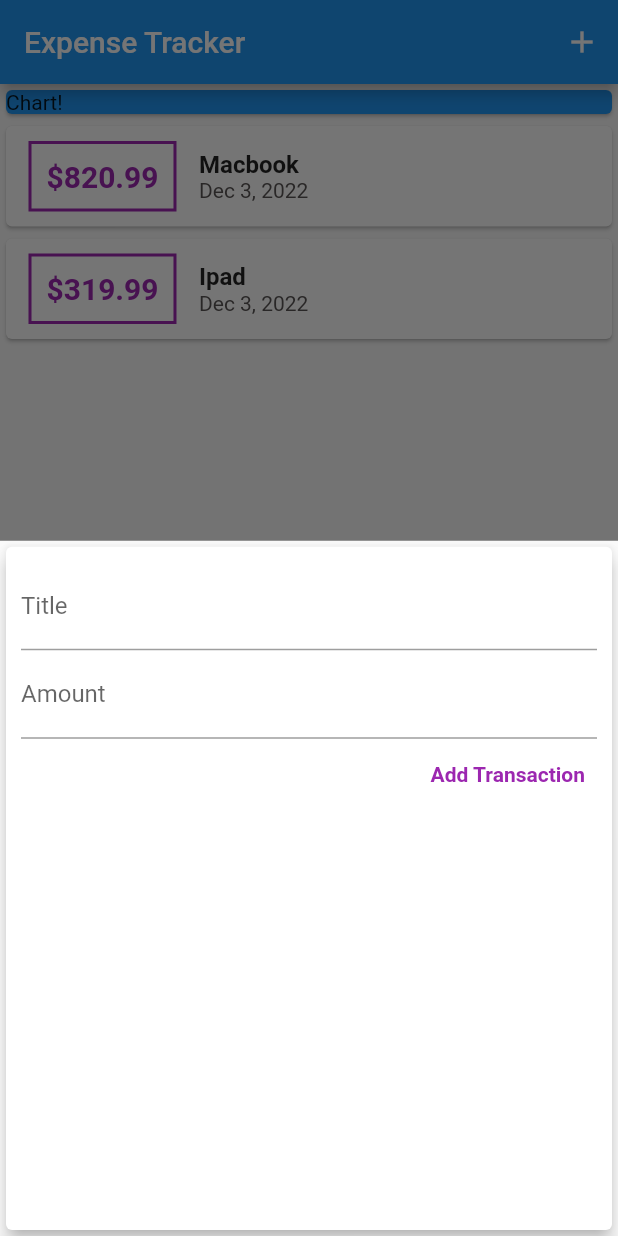
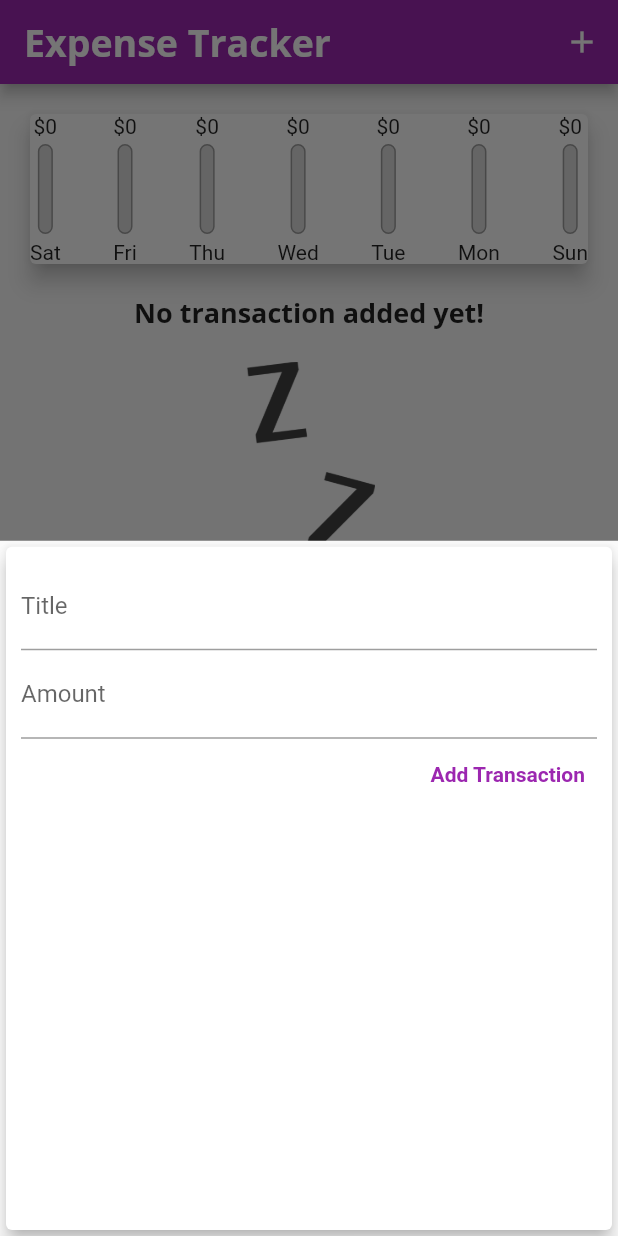
Before and after one commit to shawon-majid/Personal-Expense-Tracker, a Flutter app: the screen it shows after launch, after a tap on the "add" icon, on a phone screen of 412 x 824 dp. Run offline on Flutter 3.47's test engine with Material 2 defaults, Android fonts, the light colour scheme and no system bars.

Commit message:
added chart & chartbar

```diff
--- a/lib/main.dart
+++ b/lib/main.dart
@@ -1,4 +1,5 @@
 import 'package:flutter/material.dart';
+import './widgets/chart.dart';
 import './widgets/new_transaction.dart';
 import './widgets/transaction_list.dart';
 import './models/transaction.dart';
@@ -9,6 +10,32 @@
   @override
   Widget build(BuildContext context) {
     return MaterialApp(
+      theme: ThemeData(
+        // before it was:
+        // primarySwatch: Colors.purple,
+        // accentColor: Colors.amber,
+        // now it became the following
+        fontFamily: 'Quicksand',
+        textTheme: ThemeData.light().textTheme.copyWith(
+              titleLarge: TextStyle(
+                fontFamily: 'OpenSans',
+                fontWeight: FontWeight.bold,
+                fontSize: 18,
+              ),
+            ),
+        appBarTheme: AppBarTheme(
+          titleTextStyle: TextStyle(
+            fontFamily: 'OpenSans',
+            fontSize: 25,
+            fontWeight: FontWeight.bold,
+          ),
+        ),
+        colorScheme: ColorScheme.fromSwatch().copyWith(
+          primary: Colors.purple,
+          secondary: Colors.amber,
+        ),
+        // textTheme:
+      ),
       title: 'Expense Tracker',
       home: MyHomePage(),
     );
@@ -16,43 +43,53 @@
 }
 
 class MyHomePage extends StatefulWidget {
-
   @override
   State<MyHomePage> createState() => _MyHomePageState();
 }
 
 class _MyHomePageState extends State<MyHomePage> {
   final List<Transaction> _userTransactions = [
-    Transaction(
-      id: 't1',
-      title: 'Macbook',
-      amount: 820.99,
-      date: DateTime.now(),
-    ),
-    Transaction(
-      id: 't2',
-      title: 'Ipad',
-      amount: 319.99,
-      date: DateTime.now(),
-    )
+    // Transaction(
+    //   id: 't1',
+    //   title: 'Macbook',
+    //   amount: 820.99,
+    //   date: DateTime.now(),
+    // ),
+    // Transaction(
+    //   id: 't2',
+    //   title: 'Ipad',
+    //   amount: 319.99,
+    //   date: DateTime.now(),
+    // )
   ];
 
-  void _addNewTransaction(String txTitle, double txAmount){
+  List<Transaction> get _recentTransactions {
+    return _userTransactions.where((tx) {
+      return tx.date.isAfter(
+        DateTime.now().subtract(
+          Duration(days: 7),
+        ),
+      );
+    }).toList();
+  }
+
+  void _addNewTransaction(String txTitle, double txAmount) {
     final newTx = Transaction(
       id: '${DateTime.now()}$txTitle',
       title: txTitle,
       amount: txAmount,
       date: DateTime.now(),
-      );
+    );
 
     setState(() {
       _userTransactions.add(newTx);
     });
   }
 
-  void _startAddNewTransaction(BuildContext ctx){
-    showModalBottomSheet(context: ctx,
-      builder: (_){
+  void _startAddNewTransaction(BuildContext ctx) {
+    showModalBottomSheet(
+      context: ctx,
+      builder: (_) {
         return NewTransaction(_addNewTransaction);
       },
     );
@@ -62,7 +99,12 @@
   Widget build(BuildContext context) {
     return Scaffold(
       appBar: AppBar(
-        title: Text('Expense Tracker'),
+        title: Text(
+          'Expense Tracker',
+          // style: TextStyle(
+          //   fontFamily: 'Open Sans',
+          // ),
+        ),
         actions: [
           IconButton(
             onPressed: () {
@@ -76,20 +118,12 @@
         child: Column(
           // mainAxisAlignment: MainAxisAlignment.spaceBetween,
           children: [
-            Container(
-              // color: Colors.blue,
-              width: double.infinity,
-              child: Card(
-                color: Colors.blue,
-                child: Text('Chart!'),
-              ),
-            ),
+            Chart(_recentTransactions),
             TransactionList(_userTransactions),
           ],
         ),
       ),
-
-      floatingActionButtonLocation: FloatingActionButtonLocation.centerDocked,
+      floatingActionButtonLocation: FloatingActionButtonLocation.centerFloat,
       floatingActionButton: FloatingActionButton(
         child: Icon(
           Icons.add,
--- /dev/null
+++ b/lib/widgets/chart.dart
@@ -0,0 +1,64 @@
+import 'package:flutter/material.dart';
+import '../widgets/chart_bar.dart';
+
+import '../models/transaction.dart';
+import 'package:intl/intl.dart';
+
+class Chart extends StatelessWidget {
+  final List<Transaction> recentTransactions;
+
+  Chart(this.recentTransactions);
+
+  double get getTotalSpending {
+    var ret = 0.0;
+    for (int i = 0; i < recentTransactions.length; i++) {
+      ret += recentTransactions[i].amount;
+    }
+    return ret;
+  }
+
+  List<Map<String, Object>> get groupedTransactionValues {
+    return List.generate(7, (index) {
+      final weekDay = DateTime.now().subtract(Duration(days: index));
+      var totalSum = 0.0;
+
+      for (var i = 0; i < recentTransactions.length; i++) {
+        if (recentTransactions[i].date.day == weekDay.day &&
+            recentTransactions[i].date.month == weekDay.month &&
+            recentTransactions[i].date.year == weekDay.year) {
+          totalSum += recentTransactions[i].amount;
+        }
+      }
+
+      // print(DateFormat.E().format(weekDay));
+      // print(totalSum);
+
+      return {
+        'day': DateFormat.E().format(weekDay),
+        'amount': totalSum,
+      };
+    });
+  }
+
+  @override
+  Widget build(BuildContext context) {
+    // print(groupedTransactionValues);
+
+    return Card(
+      elevation: 6,
+      margin: EdgeInsets.all(20),
+      child: Row(
+        mainAxisAlignment: MainAxisAlignment.spaceBetween,
+        children: groupedTransactionValues.map((e) {
+          return ChartBar(
+            e['day'],
+            (e['amount'] as double),
+            (getTotalSpending == 0.0)
+                ? 0
+                : (e['amount'] as double) / getTotalSpending,
+          );
+        }).toList(),
+      ),
+    );
+  }
+}
--- /dev/null
+++ b/lib/widgets/chart_bar.dart
@@ -0,0 +1,52 @@
+import 'package:flutter/material.dart';
+
+class ChartBar extends StatelessWidget {
+  // const ChartBar({Key key}) : super(key: key);
+
+  final String label;
+  final double spendingAmount;
+  final double percentageOfTotal;
+
+  ChartBar(this.label, this.spendingAmount, this.percentageOfTotal);
+
+  @override
+  Widget build(BuildContext context) {
+    print('percentage of total : $percentageOfTotal');
+    return Column(
+      children: [
+        Text('\$${spendingAmount.toStringAsFixed(0)}'),
+        SizedBox(
+          height: 4,
+        ),
+        Container(
+          height: 60,
+          width: 10,
+          child: Stack(
+            children: [
+              Container(
+                decoration: BoxDecoration(
+                  border: Border.all(color: Colors.grey),
+                  color: Color.fromRGBO(220, 220, 220, 1),
+                  borderRadius: BorderRadius.circular(10),
+                ),
+              ),
+              FractionallySizedBox(
+                heightFactor: percentageOfTotal,
+                child: Container(
+                  decoration: BoxDecoration(
+                    color: Theme.of(context).colorScheme.primary,
+                    borderRadius: BorderRadius.circular(10),
+                  ),
+                ),
+              )
+            ],
+          ),
+        ),
+        SizedBox(
+          height: 4,
+        ),
+        Text(label),
+      ],
+    );
+  }
+}
--- a/lib/widgets/new_transaction.dart
+++ b/lib/widgets/new_transaction.dart
@@ -1,34 +1,34 @@
-
-
 import 'package:flutter/material.dart';
 
-class NewTransaction extends StatelessWidget {
-
-
-  final TextEditingController titleController = TextEditingController();
-  final TextEditingController amountController = TextEditingController();
+class NewTransaction extends StatefulWidget {
   final Function addTx;
 
   NewTransaction(this.addTx);
 
+  @override
+  State<NewTransaction> createState() => _NewTransactionState();
+}
 
-  void submitData(){
+class _NewTransactionState extends State<NewTransaction> {
+  final TextEditingController titleController = TextEditingController();
 
+  final TextEditingController amountController = TextEditingController();
+
+  void submitData() {
     final enteredText = titleController.text;
     final enteredAmount = double.parse(amountController.text);
 
-    if(enteredText.isEmpty || enteredAmount <= 0){
+    if (enteredText.isEmpty || enteredAmount <= 0) {
       return;
     }
 
-
-    addTx(
+    widget.addTx(
       enteredText,
       enteredAmount,
-      );
+    );
+
+    Navigator.of(context).pop();
   }
-
-
 
   @override
   Widget build(BuildContext context) {
@@ -43,7 +43,6 @@
               decoration: InputDecoration(labelText: 'Title'),
               controller: titleController,
               onSubmitted: (_) => submitData(),
-
 
               // onChanged: (str) {
               //   // titleController.
--- a/lib/widgets/transaction_list.dart
+++ b/lib/widgets/transaction_list.dart
@@ -12,7 +12,27 @@
   Widget build(BuildContext context) {
     return Container(
       height: 400,
-      child: ListView.builder(
+      child: (transactions.isEmpty)
+          ? Column(
+              children: [
+                Text(
+                  'No transaction added yet!',
+                  style: Theme.of(context).textTheme.titleLarge,
+                ),
+                SizedBox(
+                  height: 20,
+                ),
+                Container(
+                  height: 200,
+                  // margin: EdgeInsets.all(15),
+                  child: Image.asset(
+                    'assets/images/waiting.png',
+                    fit: BoxFit.cover,
+                  ),
+                ),
+              ],
+            )
+          : ListView.builder(
               itemBuilder: (ctx, index) {
                 return Card(
                   child: Row(
@@ -20,10 +40,11 @@
                     children: [
                       Container(
                         // padding: EdgeInsets.all(10),
-                margin: EdgeInsets.symmetric(vertical: 10, horizontal: 15),
+                        margin:
+                            EdgeInsets.symmetric(vertical: 10, horizontal: 15),
                         decoration: BoxDecoration(
                           border: Border.all(
-                    color: Colors.purple,
+                            color: Theme.of(context).colorScheme.primary,
                             width: 2,
                           ),
                         ),
@@ -33,7 +54,7 @@
                           style: TextStyle(
                             fontWeight: FontWeight.bold,
                             fontSize: 20,
-                    color: Colors.purple,
+                            color: Theme.of(context).colorScheme.primary,
                           ),
                         ),
                       ),
@@ -43,22 +64,22 @@
                           Container(
                             child: Text(
                               transactions[index].title,
-                      style: TextStyle(
-                        fontSize: 16,
-                        fontWeight: FontWeight.bold,
-                      ),
+                              style: Theme.of(context).textTheme.titleLarge,
                             ),
                           ),
                           Container(
                             child: Text(
-                      DateFormat.yMMMd().format(transactions[index].date),
-                      style: TextStyle(color: Color.fromARGB(255, 90, 86, 86)),
+                              DateFormat.yMMMd()
+                                  .format(transactions[index].date),
+                              style: TextStyle(
+                                  color: Color.fromARGB(255, 90, 86, 86)),
                             ),
                           )
                         ],
                       ),
                     ],
-          ));
+                  ),
+                );
               },
               itemCount: transactions.length,
             ),
```
Also changed, not shown: pubspec.yaml (+13 -7 lines), assets/fonts/OpenSans-Bold.ttf (added), assets/fonts/OpenSans-Regular.ttf (added), assets/fonts/Quicksand-Bold.ttf (added), assets/fonts/Quicksand-Light.ttf (added), assets/fonts/Quicksand-Medium.ttf (added), assets/fonts/Quicksand-Regular.ttf (added), assets/images/waiting.png (added). Lines whose indentation alone changed are shown as unchanged.
